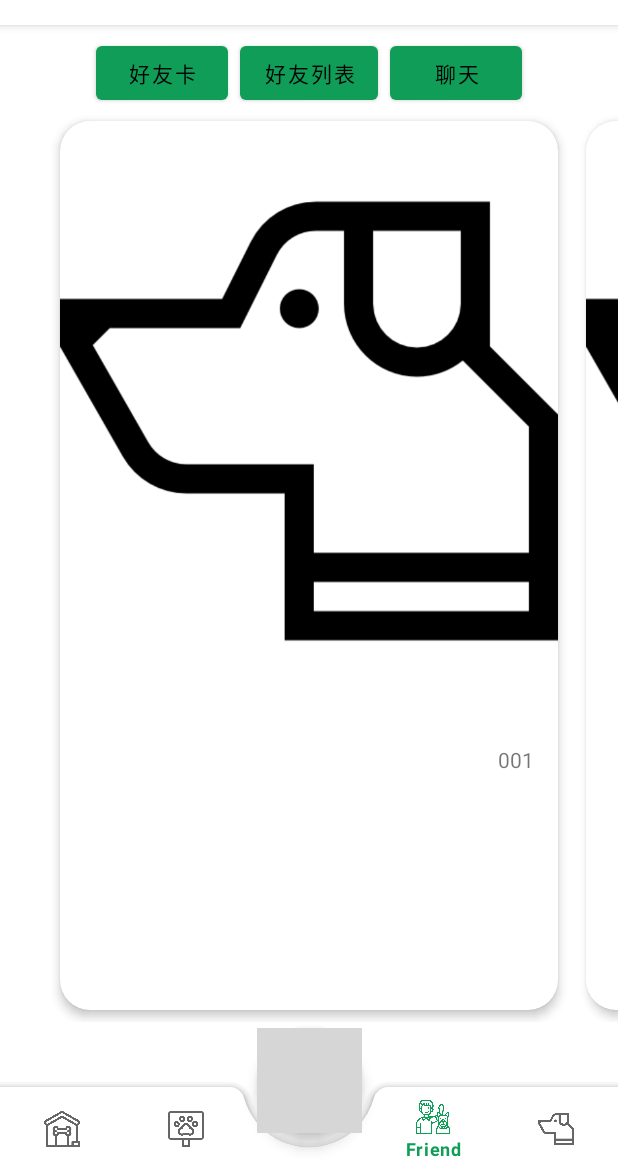
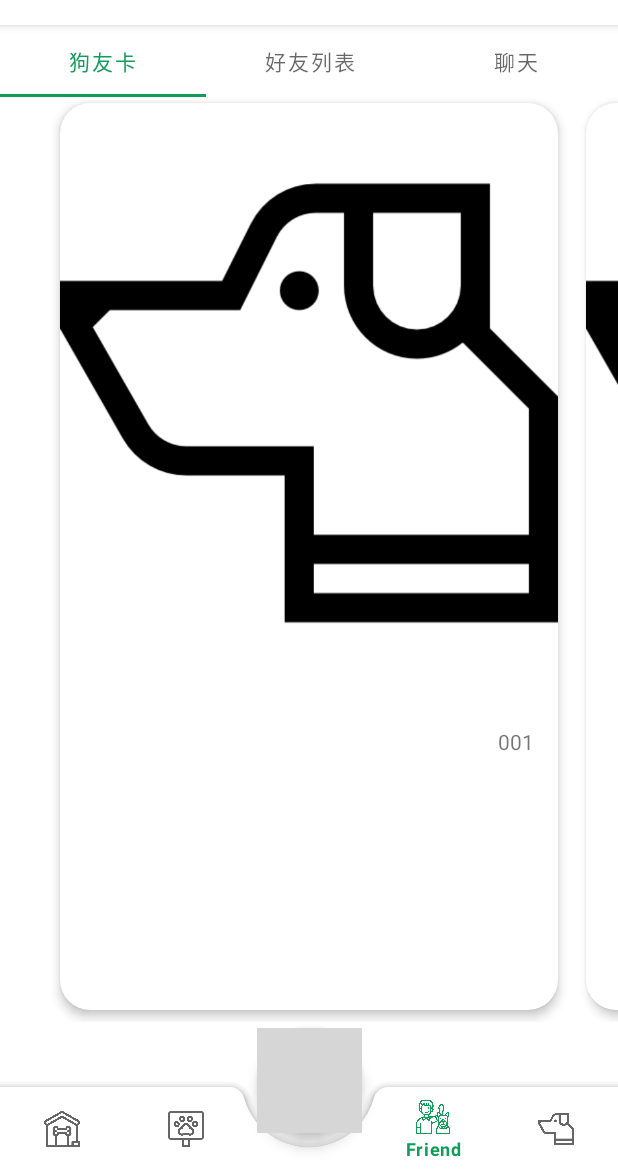
Before and after one commit to rn1it/GoGoYo, an Android app: the screen it shows after launch (MainActivity), item 3 of the bottom bar chosen, on a phone screen of 412 x 824 dp, the part 65-1236 px from its top. Run offline under Robolectric (Android 15) with nearby library versions, the phone set to English and light mode, and no system bars; our stand-ins replace Firebase (no records; nobody signed in at launch, a user with empty details on screens opened directly), data binding; Roboto replaces fonts that are not available here; grey boxes are pictures that could not be loaded.

Commit message:
add friend chat layout

```diff
--- a/app/src/main/java/com/rn1/gogoyo/MainActivity.kt
+++ b/app/src/main/java/com/rn1/gogoyo/MainActivity.kt
@@ -37,7 +37,8 @@ class MainActivity : AppCompatActivity() {
                 return@OnNavigationItemSelectedListener true
             }
             R.id.nav_friend -> {
-                navController.navigate(NavigationDirections.actionGlobalMakeFriendsFragment())
+//                navController.navigate(NavigationDirections.actionGlobalMakeFriendsFragment())
+                navController.navigate(NavigationDirections.actionGlobalFriendFragment())
                 return@OnNavigationItemSelectedListener true
             }
             R.id.nav_mypets -> {
--- /dev/null
+++ b/app/src/main/java/com/rn1/gogoyo/friend/FriendFragment.kt
@@ -0,0 +1,53 @@
+package com.rn1.gogoyo.friend
+
+import android.os.Bundle
+import androidx.fragment.app.Fragment
+import android.view.LayoutInflater
+import android.view.View
+import android.view.ViewGroup
+import androidx.databinding.DataBindingUtil
+import com.google.android.material.tabs.TabLayoutMediator
+import com.rn1.gogoyo.R
+import com.rn1.gogoyo.databinding.FragmentFriendBinding
+import com.rn1.gogoyo.friend.cards.FriendCardsFragment
+import com.rn1.gogoyo.friend.chat.FriendChatFragment
+import com.rn1.gogoyo.friend.list.FriendListFragment
+
+class FriendFragment : Fragment() {
+
+    override fun onCreateView(
+        inflater: LayoutInflater, container: ViewGroup?,
+        savedInstanceState: Bundle?
+    ): View? {
+
+        val binding = DataBindingUtil.inflate<FragmentFriendBinding>(inflater, R.layout.fragment_friend, container, false)
+
+        val fragmentList = mutableListOf<Fragment>()
+        fragmentList.add(FriendCardsFragment())
+        fragmentList.add(FriendListFragment())
+        fragmentList.add(FriendChatFragment())
+
+        val tabLayout = binding.friendTabLayout
+
+        val pagerAdapter = FriendPagerAdapter(fragmentList, this)
+        val viewPager = binding.friendViewPager
+
+        // disable outer fragment slide
+        viewPager.isUserInputEnabled = false
+        viewPager.adapter = pagerAdapter
+
+
+        TabLayoutMediator(tabLayout, viewPager) { tab, position ->
+            when (position) {
+                0 -> tab.text = "狗友卡"
+                1 -> tab.text = "好友列表"
+                2 -> tab.text = "聊天"
+            }
+            viewPager.currentItem = tab.position
+        }.attach()
+
+
+
+        return binding.root
+    }
+}
--- /dev/null
+++ b/app/src/main/java/com/rn1/gogoyo/friend/FriendPagerAdapter.kt
@@ -0,0 +1,13 @@
+package com.rn1.gogoyo.friend
+
+import androidx.fragment.app.Fragment
+import androidx.viewpager2.adapter.FragmentStateAdapter
+
+class FriendPagerAdapter(val list: List<Fragment>, fragment: Fragment): FragmentStateAdapter(fragment) {
+
+    override fun getItemCount(): Int = list.size
+
+    override fun createFragment(position: Int): Fragment {
+        return list[position]
+    }
+}
--- a/app/src/main/java/com/rn1/gogoyo/friend/cards/FriendCardsFragment.kt
+++ b/app/src/main/java/com/rn1/gogoyo/friend/cards/FriendCardsFragment.kt
@@ -31,6 +31,7 @@ class FriendCardsFragment : Fragment() {
         viewPager.clipToPadding = false
         viewPager.clipChildren = false
         viewPager.offscreenPageLimit = 3
+//        viewPager.isUserInputEnabled = false
 
         // not to show slide to end effect
         viewPager.getChildAt(0).overScrollMode = View.OVER_SCROLL_NEVER
--- a/app/src/main/java/com/rn1/gogoyo/model/Chatroom.kt
+++ b/app/src/main/java/com/rn1/gogoyo/model/Chatroom.kt
@@ -4,6 +4,6 @@ data class Chatroom(
     val id: String,
     val user1Id: String,
     val user2Id: String,
-    val msgTime: Long,
-    val lastMsg: String
+    val msgTime: Long? = null,
+    val lastMsg: String? = null
 )
--- /dev/null
+++ b/app/src/main/res/layout/fragment_friend.xml
@@ -0,0 +1,34 @@
+<?xml version="1.0" encoding="utf-8"?>
+<layout xmlns:android="http://schemas.android.com/apk/res/android"
+    xmlns:app="http://schemas.android.com/apk/res-auto"
+    xmlns:tools="http://schemas.android.com/tools">
+
+    <data>
+
+    </data>
+
+    <androidx.constraintlayout.widget.ConstraintLayout
+        android:layout_width="match_parent"
+        android:layout_height="match_parent"
+        tools:context=".friend.FriendFragment">
+
+        <com.google.android.material.tabs.TabLayout
+            android:id="@+id/friendTabLayout"
+            android:layout_width="match_parent"
+            android:layout_height="48dp"
+            app:layout_constraintEnd_toEndOf="parent"
+            app:layout_constraintStart_toStartOf="parent"
+            app:layout_constraintTop_toTopOf="parent"/>
+
+
+        <androidx.viewpager2.widget.ViewPager2
+            android:id="@+id/friendViewPager"
+            android:layout_width="match_parent"
+            android:layout_height="0dp"
+            app:layout_constraintBottom_toBottomOf="parent"
+            app:layout_constraintEnd_toEndOf="parent"
+            app:layout_constraintStart_toStartOf="parent"
+            app:layout_constraintTop_toBottomOf="@+id/friendTabLayout" />
+
+    </androidx.constraintlayout.widget.ConstraintLayout>
+</layout>
--- a/app/src/main/res/layout/fragment_friend_cards.xml
+++ b/app/src/main/res/layout/fragment_friend_cards.xml
@@ -12,55 +12,17 @@
         android:layout_height="match_parent"
         tools:context=".friend.cards.FriendCardsFragment">
 
-        <Button
-            android:id="@+id/friendCardsBt"
-            android:layout_width="wrap_content"
-            android:layout_height="wrap_content"
-            android:layout_marginTop="8dp"
-            android:layout_marginEnd="8dp"
-            android:text="好友卡"
-            app:layout_constraintEnd_toStartOf="@+id/friendListBt"
-            app:layout_constraintHorizontal_bias="0.5"
-            app:layout_constraintHorizontal_chainStyle="packed"
-            app:layout_constraintStart_toStartOf="parent"
-            app:layout_constraintTop_toTopOf="parent" />
-
-        <Button
-            android:id="@+id/friendListBt"
-            android:layout_width="wrap_content"
-            android:layout_height="wrap_content"
-            android:layout_marginEnd="8dp"
-            android:text="好友列表"
-            app:layout_constraintBottom_toBottomOf="@+id/friendCardsBt"
-            app:layout_constraintEnd_toStartOf="@+id/chatBt"
-            app:layout_constraintHorizontal_bias="0.5"
-            app:layout_constraintStart_toEndOf="@+id/friendCardsBt"
-            app:layout_constraintTop_toTopOf="@+id/friendCardsBt" />
-
-        <Button
-            android:id="@+id/chatBt"
-            android:layout_width="wrap_content"
-            android:layout_height="wrap_content"
-            android:text="聊天"
-            app:layout_constraintBottom_toBottomOf="@+id/friendCardsBt"
-            app:layout_constraintEnd_toEndOf="parent"
-            app:layout_constraintHorizontal_bias="0.5"
-            app:layout_constraintStart_toEndOf="@+id/friendListBt"
-            app:layout_constraintTop_toTopOf="@+id/friendCardsBt" />
-
-
         <androidx.viewpager2.widget.ViewPager2
             android:id="@+id/friendCardsViewPager"
             android:layout_width="0dp"
             android:layout_height="0dp"
-            android:layout_marginTop="4dp"
             android:orientation="horizontal"
             android:paddingStart="32dp"
             android:paddingEnd="32dp"
             app:layout_constraintBottom_toTopOf="@+id/textView2"
             app:layout_constraintEnd_toEndOf="parent"
             app:layout_constraintStart_toStartOf="parent"
-            app:layout_constraintTop_toBottomOf="@+id/friendCardsBt" />
+            app:layout_constraintTop_toTopOf="parent" />
 
         <TextView
             android:id="@+id/textView2"
--- a/app/src/main/res/navigation/navigation.xml
+++ b/app/src/main/res/navigation/navigation.xml
@@ -30,10 +30,17 @@
         android:name="com.rn1.gogoyo.event.EventFragment"
         android:label="fragment_event"
         tools:layout="@layout/fragment_event" />
+    <fragment
+        android:id="@+id/friendFragment"
+        android:name="com.rn1.gogoyo.friend.FriendFragment"
+        android:label="FriendFragment"
+        tools:layout="@layout/fragment_friend"/>
+
 
     <action android:id="@+id/action_global_homeFragment" app:destination="@id/homeFragment" />
     <action android:id="@+id/action_global_makeFriendsFragment" app:destination="@id/makeFriendsFragment" />
     <action android:id="@+id/action_global_myPetsFragment" app:destination="@id/myPetsFragment" />
     <action android:id="@+id/action_global_walkFragment" app:destination="@id/walkFragment" />
     <action android:id="@+id/action_global_eventFragment" app:destination="@id/eventFragment" />
+    <action android:id="@+id/action_global_friendFragment" app:destination="@id/friendFragment" />
 </navigation>
```
Also changed, not shown: app/src/main/java/com/rn1/gogoyo/friend/chat/FriendChatAdapter.kt (added, +50 -0 lines), app/src/main/java/com/rn1/gogoyo/friend/chat/FriendChatFragment.kt (added, +48 -0 lines), app/src/main/java/com/rn1/gogoyo/friend/list/FriendListFragment.kt (+12 -2 lines), app/src/main/res/layout/fragment_friend_chat.xml (added, +50 -0 lines), app/src/main/res/layout/fragment_friend_list.xml (+23 -9 lines), app/src/main/res/layout/item_chat_room.xml (added, +72 -0 lines).
